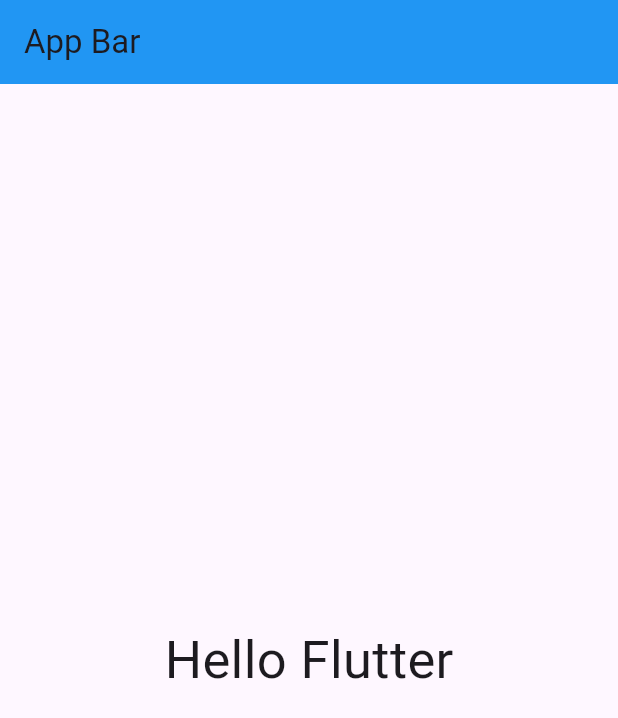
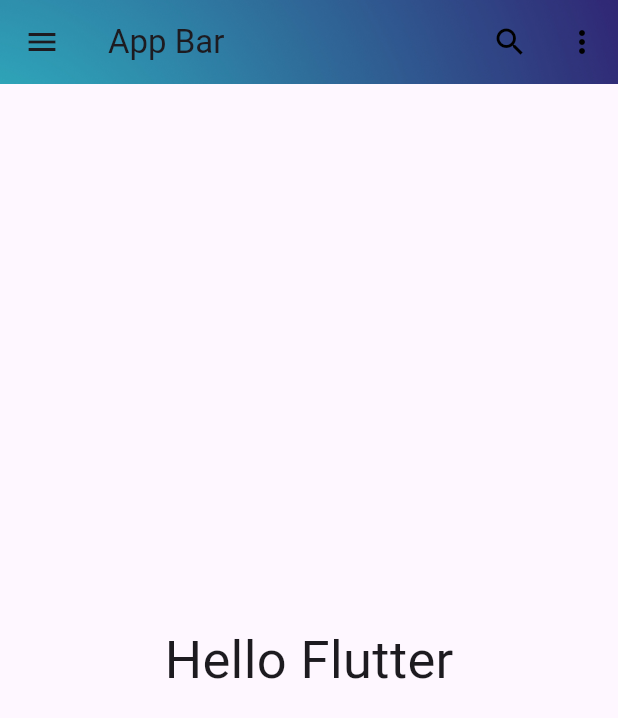
Before and after one commit to RuzbihanZaleek/flutter_demo, a Flutter app: the screen it shows after launch, on a phone screen of 412 x 824 dp. Shown: the top 718 px of the screen. Run offline on Flutter 3.47's test engine with Material 3 defaults, Android fonts, the phone set to English and light mode, and no system bars; our stand-ins replace device_preview.

Commit message:
App Bar Ep.01

```diff
--- a/lib/main.dart
+++ b/lib/main.dart
@@ -34,6 +34,30 @@ class MyHomePage extends StatelessWidget {
     return Scaffold(
       appBar: AppBar(
         title: const Text("App Bar"),
+        leading: IconButton(
+          icon: const Icon(Icons.menu),
+          onPressed: () {},
+        ),
+        actions: [
+          IconButton(
+            onPressed: () {},
+            icon: const Icon(
+              Icons.search,
+              color: Colors.black,
+            ),
+          ),
+          IconButton(
+            onPressed: () {},
+            icon: const Icon(
+              Icons.more_vert,
+              color: Colors.black,
+            ),
+          )
+        ],
+        flexibleSpace: Image.asset(
+          "assets/back.jpg", // displays in a small area without fit
+          fit: BoxFit.cover, // cover full app bar space
+        ),
         backgroundColor: Colors.blue,
       ),
       body: const Center(
--- a/pubspec.yaml
+++ b/pubspec.yaml
@@ -60,8 +60,8 @@ flutter:
   uses-material-design: true
 
   # To add assets to your application, add an assets section, like this:
-  # assets:
-  #   - images/a_dot_burr.jpeg
+  assets:
+    - assets/back.jpg
   #   - images/a_dot_ham.jpeg
 
   # An image asset can refer to one or more resolution-specific "variants", see
```
Also changed, not shown: assets/back.jpg (added).
